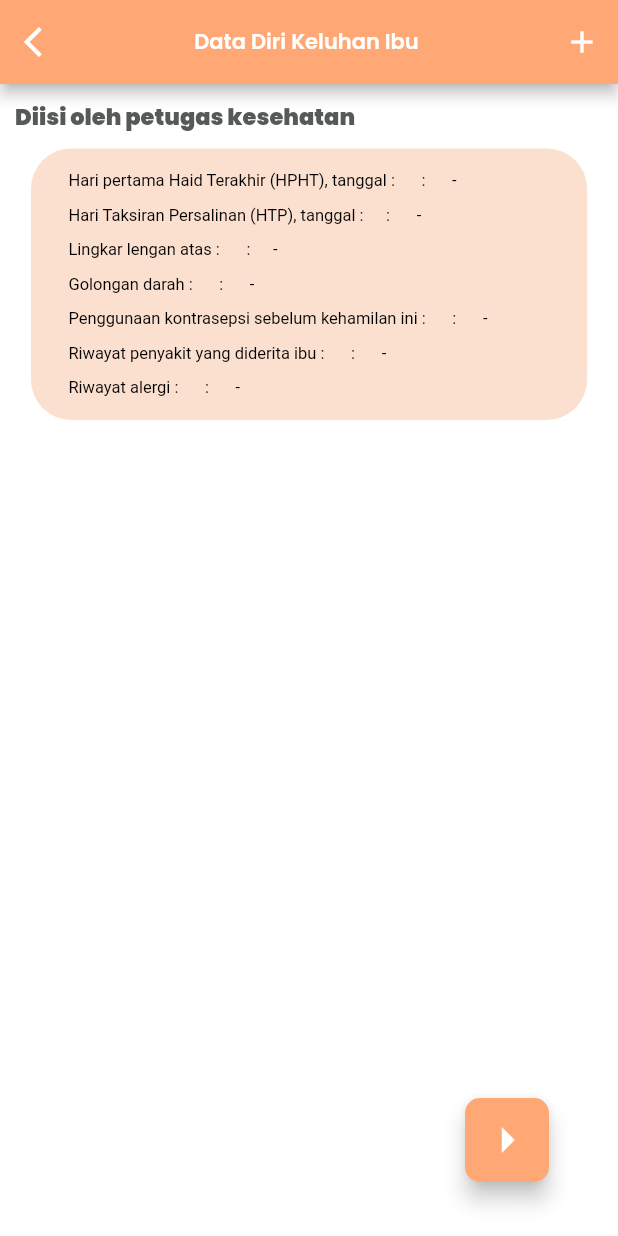
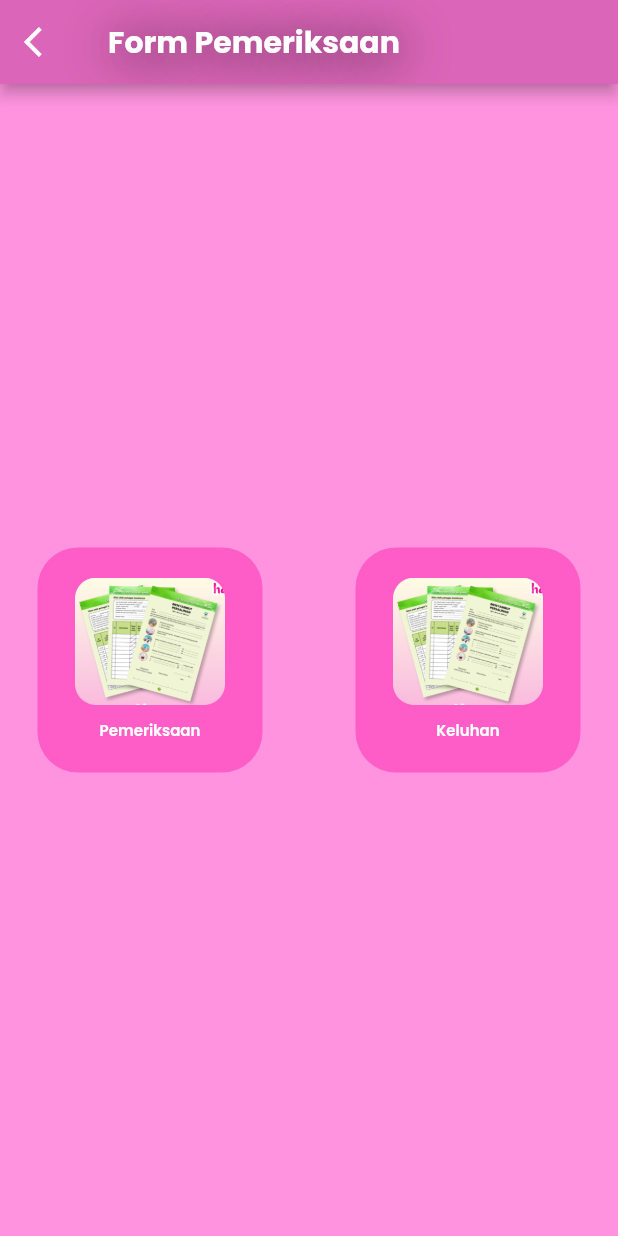
Before and after one commit to Rwhytm/My_ADA-Flutter, a Flutter app: the screen it shows once a user with an empty profile is signed in, after a tap on "Catatan Kesehatan Ibu Hamil", on a phone screen of 412 x 824 dp. Run offline on Flutter 3.47's test engine with Material 2 defaults, Android fonts, the phone set to English and light mode, and no system bars; our stand-ins replace cloud_firestore, firebase_auth, firebase_core, flutter_svg, google_fonts; missing offline and left inert: dart:ffi, outlined_text; accounts and stored records are empty.

Commit message:
add menu and edited pemeriksaan and keluhan

```diff
--- a/buku_kia/lib/pages/catatan_ibu_hamil/keluhan.dart
+++ b/buku_kia/lib/pages/catatan_ibu_hamil/keluhan.dart
@@ -1,4 +1,5 @@
 import 'package:buku_kia/commons/services.dart';
+import 'package:buku_kia/pages/catatan_ibu_hamil/menu.dart';
 import 'package:buku_kia/pages/catatan_ibu_hamil/tabel_keluhan.dart';
 import 'package:buku_kia/pages/catatan_ibu_hamil/tabel_pemeriksaan.dart';
 import 'package:buku_kia/pages/catatan_ibu_hamil/tambah_data_diri_keluhan.dart';
@@ -59,7 +60,7 @@ class _Keluhan extends State<Keluhan> {
               icon: const Icon(Icons.arrow_back_ios),
               onPressed: () {
                 Navigator.of(context).pushReplacement(
-                  MaterialPageRoute(builder: (context) => const DaftarIsi()),
+                  MaterialPageRoute(builder: (context) => const Menu()),
                 );
               },
             ),
--- /dev/null
+++ b/buku_kia/lib/pages/catatan_ibu_hamil/menu.dart
@@ -0,0 +1,126 @@
+import 'package:buku_kia/commons/services.dart';
+import 'package:buku_kia/pages/catatan_ibu_hamil/keluhan.dart';
+import 'package:buku_kia/pages/catatan_ibu_hamil/pemeriksaan.dart';
+import 'package:buku_kia/pages/daftar_isi.dart';
+import 'package:buku_kia/themes/color.dart';
+import 'package:buku_kia/themes/font.dart';
+import 'package:flutter/material.dart';
+
+class Menu extends StatelessWidget {
+  const Menu({Key? key}) : super(key: key);
+
+  @override
+  Widget build(BuildContext context) {
+    return Scaffold(
+      appBar: AppBar(
+        leading: IconButton(
+          icon: const Icon(Icons.arrow_back_ios),
+          onPressed: () {
+            Navigator.of(context).pushReplacement(
+              MaterialPageRoute(builder: (context) => const DaftarIsi()),
+            );
+          },
+        ),
+        backgroundColor: backgroundPink,
+        title: Text(
+          'Form Pemeriksaan',
+          style: judulAppBAr,
+        ),
+      ),
+      body: Container(
+        padding: const EdgeInsets.all(25),
+        color: const Color(0xffFF93DF),
+        child: Center(
+          child: Row(
+            mainAxisAlignment: MainAxisAlignment.spaceBetween,
+            children: [
+              Column(
+                mainAxisAlignment: MainAxisAlignment.spaceEvenly,
+                children: [
+                  Center(
+                    child: GestureDetector(
+                      onTap: () {
+                        Navigator.push(
+                          context,
+                          MaterialPageRoute(
+                            builder: (context) => Pemeriksaan(),
+                          ),
+                        );
+                      },
+                      child: Container(
+                        width: 150,
+                        height: 150,
+                        padding: const EdgeInsets.all(5),
+                        decoration: BoxDecoration(
+                          color: catatanColor,
+                          borderRadius: BorderRadius.circular(27),
+                        ),
+                        child: Column(
+                          mainAxisAlignment: MainAxisAlignment.center,
+                          children: <Widget>[
+                            Image.asset(
+                              'assets/images/form.png',
+                              width: 100,
+                            ),
+                            const SizedBox(
+                              height: 10,
+                            ),
+                            Flexible(
+                              child: Text(
+                                "Pemeriksaan",
+                                textAlign: TextAlign.center,
+                                style: daftarIsi,
+                              ),
+                            ),
+                          ],
+                        ),
+                      ),
+                    ),
+                  ),
+                ],
+              ),
+              Column(
+                mainAxisAlignment: MainAxisAlignment.spaceEvenly,
+                children: [
+                  GestureDetector(
+                    onTap: () {
+                      Navigator.push(
+                        context,
+                        MaterialPageRoute(builder: (context) => Keluhan()),
+                      );
+                    },
+                    child: Container(
+                      width: 150,
+                      height: 150,
+                      padding: const EdgeInsets.all(5),
+                      decoration: BoxDecoration(
+                        color: ibuBersalinColor,
+                        borderRadius: BorderRadius.circular(27),
+                      ),
+                      child: Column(
+                        mainAxisAlignment: MainAxisAlignment.center,
+                        children: <Widget>[
+                          Image.asset(
+                            'assets/images/form.png',
+                            width: 100,
+                          ),
+                          const SizedBox(
+                            height: 10,
+                          ),
+                          Text(
+                            "Keluhan",
+                            style: daftarIsi,
+                          ),
+                        ],
+                      ),
+                    ),
+                  ),
+                ],
+              ),
+            ],
+          ),
+        ),
+      ),
+    );
+  }
+}
--- a/buku_kia/lib/pages/catatan_ibu_hamil/pemeriksaan.dart
+++ b/buku_kia/lib/pages/catatan_ibu_hamil/pemeriksaan.dart
@@ -1,4 +1,5 @@
 import 'package:buku_kia/commons/services.dart';
+import 'package:buku_kia/pages/catatan_ibu_hamil/menu.dart';
 import 'package:buku_kia/pages/catatan_ibu_hamil/tabel_pemeriksaan.dart';
 import 'package:buku_kia/pages/catatan_ibu_hamil/tambah_data_diri_pemeriksaan.dart';
 import 'package:buku_kia/pages/daftar_isi.dart';
@@ -57,7 +58,7 @@ class _PemeriksaanState extends State<Pemeriksaan> {
               icon: const Icon(Icons.arrow_back_ios),
               onPressed: () {
                 Navigator.of(context).pushReplacement(
-                  MaterialPageRoute(builder: (context) => const DaftarIsi()),
+                  MaterialPageRoute(builder: (context) => const Menu()),
                 );
               },
             ),
--- a/buku_kia/lib/pages/daftar_isi.dart
+++ b/buku_kia/lib/pages/daftar_isi.dart
@@ -1,5 +1,6 @@
 import 'package:buku_kia/commons/services.dart';
 import 'package:buku_kia/pages/catatan_ibu_hamil/keluhan.dart';
+import 'package:buku_kia/pages/catatan_ibu_hamil/menu.dart';
 import 'package:buku_kia/pages/catatan_ibu_hamil/pemeriksaan.dart';
 import 'package:buku_kia/pages/ibu_bersalin/ibubersalin1.dart';
 import 'package:buku_kia/pages/ibu_hamil/ibuhamil1.dart';
@@ -247,7 +248,7 @@ class DaftarIsi extends StatelessWidget {
                       onTap: () {
                         Navigator.push(
                           context,
-                          MaterialPageRoute(builder: (context) => Keluhan()),
+                          MaterialPageRoute(builder: (context) => const Menu()),
                         );
                       },
                       child: Container(
```
